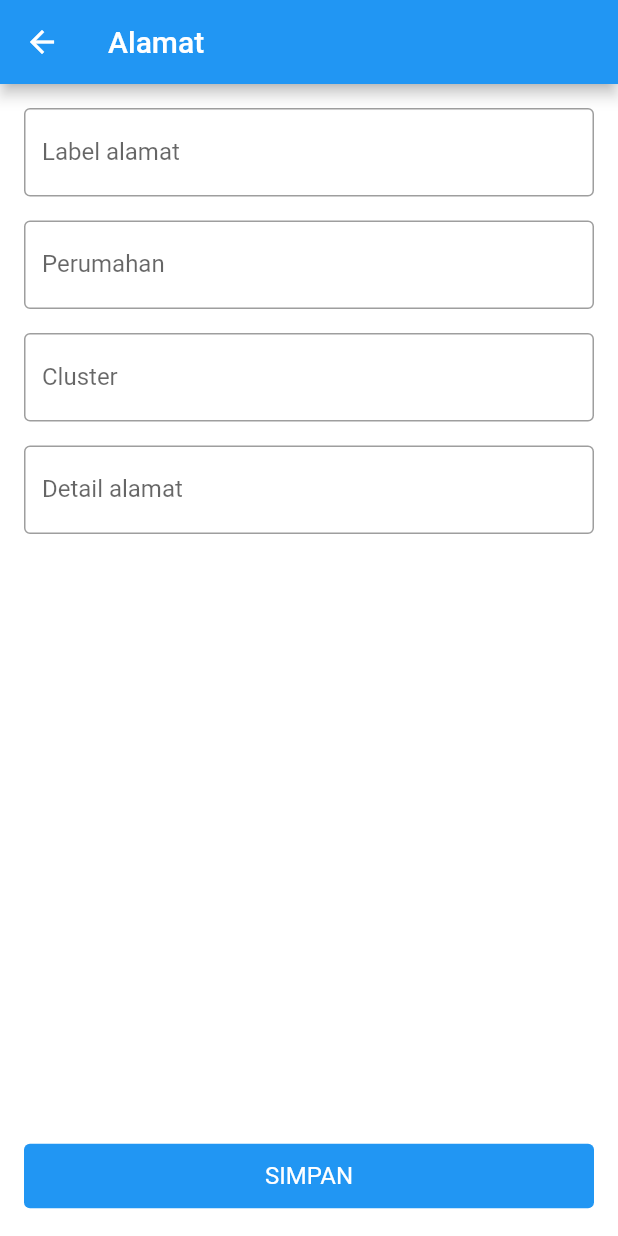
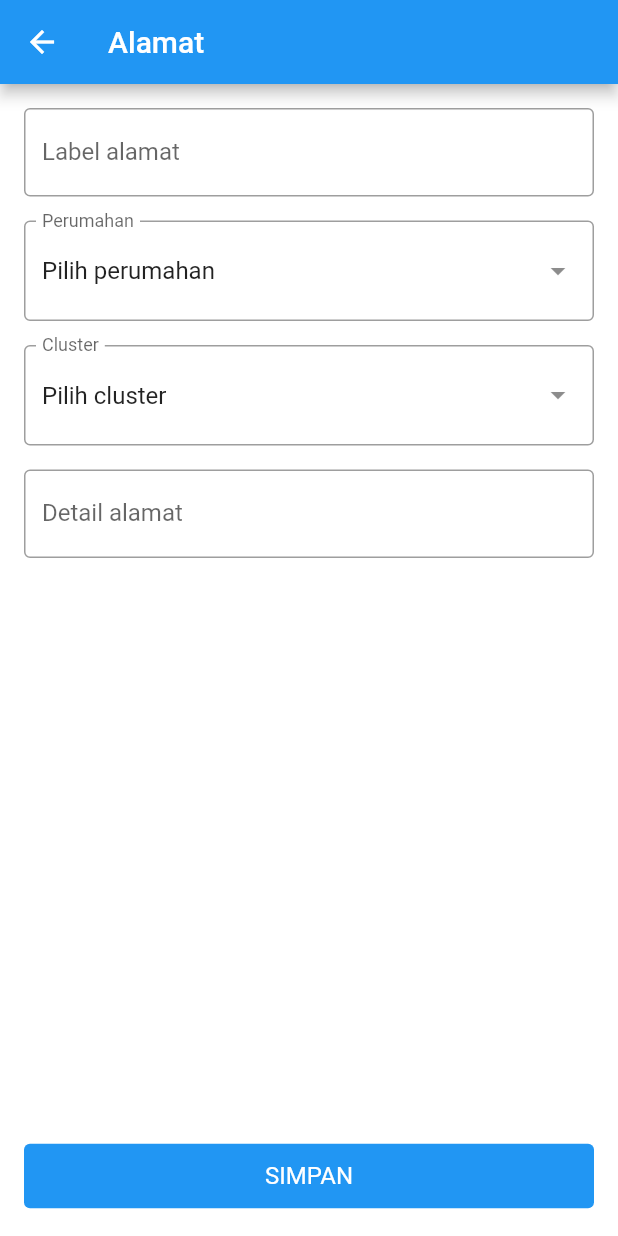
Before and after one commit to hafnisulun/apate-mobile-app, a Flutter app: the AddressScreen screen opened directly, on a phone screen of 412 x 824 dp. Run offline on Flutter 3.47's test engine with Material 2 defaults, Android fonts, the phone set to English and light mode, and no system bars; drawn by our look-alikes of dropdown_search; our stand-ins replace bloc, dio, equatable, flutter_bloc, flutter_secure_storage, formz and 2 more; accounts and stored records are empty.

Commit message:
Add session expired and address form

```diff
--- a/lib/bloc/merchants_state.dart
+++ b/lib/bloc/merchants_state.dart
@@ -2,6 +2,11 @@ part of 'merchants_bloc.dart';
 
 abstract class MerchantsState extends Equatable {
   const MerchantsState();
+}
+
+class MerchantsFetchUnauthorized extends MerchantsState {
+  @override
+  List<Object> get props => [];
 }
 
 class MerchantsFetchLoading extends MerchantsState {
--- /dev/null
+++ b/lib/data/models/residence.dart
@@ -0,0 +1,23 @@
+class Residence {
+  final String uuid;
+  final String name;
+
+  const Residence({
+    required this.uuid,
+    required this.name,
+  });
+
+  factory Residence.fromJson(Map<String, dynamic> json) {
+    return Residence(
+      uuid: json['uuid'],
+      name: json['name'],
+    );
+  }
+
+  Map<String, dynamic> toJson() {
+    final Map<String, dynamic> map = new Map<String, dynamic>();
+    map['uuid'] = this.uuid;
+    map['name'] = this.name;
+    return map;
+  }
+}
--- /dev/null
+++ b/lib/data/responses/clusters_response.dart
@@ -0,0 +1,31 @@
+import 'package:apate/data/models/cluster.dart';
+import 'package:apate/data/models/meta.dart';
+
+class ClustersResponse {
+  List<Cluster> data;
+  Meta? meta;
+
+  ClustersResponse({
+    required this.data,
+    this.meta,
+  });
+
+  factory ClustersResponse.fromJson(Map<String, dynamic> json) {
+    List<Cluster> data = new List.empty(growable: true);
+    if (json['data'] != null) {
+      json['data'].forEach((v) {
+        data.add(Cluster.fromJson(v));
+      });
+    }
+    return ClustersResponse(
+      data: data,
+    );
+  }
+
+  Map<String, dynamic> toJson() {
+    final Map<String, dynamic> map = new Map<String, dynamic>();
+    map['meta'] = this.meta;
+    map['data'] = this.data.map((v) => v.toJson()).toList();
+    return map;
+  }
+}
--- /dev/null
+++ b/lib/data/responses/residences_response.dart
@@ -0,0 +1,31 @@
+import 'package:apate/data/models/meta.dart';
+import 'package:apate/data/models/residence.dart';
+
+class ResidencesResponse {
+  List<Residence> data;
+  Meta? meta;
+
+  ResidencesResponse({
+    required this.data,
+    this.meta,
+  });
+
+  factory ResidencesResponse.fromJson(Map<String, dynamic> json) {
+    List<Residence> data = new List.empty(growable: true);
+    if (json['data'] != null) {
+      json['data'].forEach((v) {
+        data.add(Residence.fromJson(v));
+      });
+    }
+    return ResidencesResponse(
+      data: data,
+    );
+  }
+
+  Map<String, dynamic> toJson() {
+    final Map<String, dynamic> map = new Map<String, dynamic>();
+    map['meta'] = this.meta;
+    map['data'] = this.data.map((v) => v.toJson()).toList();
+    return map;
+  }
+}
--- a/lib/screens/account_screen.dart
+++ b/lib/screens/account_screen.dart
@@ -209,7 +209,7 @@ class LogOutButton extends StatelessWidget {
             ),
             TextButton(
               child: Text("KELUAR"),
-              onPressed: () => Auth.logout(context),
+              onPressed: () => Auth.logOut(context),
             ),
           ],
         );
--- a/lib/screens/address_screen.dart
+++ b/lib/screens/address_screen.dart
@@ -1,7 +1,13 @@
 import 'package:apate/bloc/cluster/cluster_bloc.dart';
 import 'package:apate/components/apt_flat_button.dart';
 import 'package:apate/data/models/address.dart';
+import 'package:apate/data/models/cluster.dart';
+import 'package:apate/data/models/residence.dart';
 import 'package:apate/data/repositories/cluster_repository.dart';
+import 'package:apate/data/repositories/residences_repository.dart';
+import 'package:apate/data/responses/clusters_response.dart';
+import 'package:apate/data/responses/residences_response.dart';
+import 'package:dropdown_search/dropdown_search.dart';
 import 'package:flutter/material.dart';
 import 'package:flutter_bloc/flutter_bloc.dart';
 
@@ -83,8 +89,8 @@ class AddressBody extends StatelessWidget {
                         crossAxisAlignment: CrossAxisAlignment.start,
                         children: [
                           AddressField(labelText: 'Label alamat'),
-                          AddressField(labelText: 'Perumahan'),
-                          AddressField(labelText: 'Cluster'),
+                          AddressResidenceField(),
+                          AddressClusterField(),
                           AddressField(labelText: 'Detail alamat'),
                         ],
                       );
@@ -98,6 +104,116 @@ class AddressBody extends StatelessWidget {
           ),
           AddressSubmitButton(),
         ],
+      ),
+    );
+  }
+}
+
+class AddressResidenceField extends StatelessWidget {
+  @override
+  Widget build(BuildContext context) {
+    return Padding(
+      padding: const EdgeInsets.only(bottom: 16),
+      child: DropdownSearch<Residence>(
+        mode: Mode.MENU,
+        showSelectedItems: true,
+        selectedItem: Residence(uuid: '', name: 'Pilih perumahan'),
+        compareFn: (item, selectedItem) => item?.uuid == selectedItem?.uuid,
+        dropdownSearchDecoration: InputDecoration(
+          border: OutlineInputBorder(),
+          labelText: 'Perumahan',
+          contentPadding: EdgeInsets.fromLTRB(12, 11, 0, 0),
+        ),
+        dropdownBuilder: _customDropdown,
+        popupItemBuilder: _customPopupItem,
+        onFind: (String? filter) async {
+          ResidencesResponse? res =
+              await ResidencesRepository().getResidences();
+          if (res != null) {
+            return res.data;
+          }
+          return List.empty();
+        },
+        onChanged: print,
+      ),
+    );
+  }
+
+  Widget _customDropdown(BuildContext context, Residence? item) {
+    if (item == null) {
+      return Container();
+    }
+
+    return Container(
+      child: ListTile(
+        contentPadding: EdgeInsets.all(0),
+        title: Text(item.name),
+      ),
+    );
+  }
+
+  Widget _customPopupItem(
+      BuildContext context, Residence? item, bool isSelected) {
+    return Container(
+      margin: EdgeInsets.symmetric(horizontal: 8),
+      child: ListTile(
+        selected: isSelected,
+        title: Text(item?.name ?? ''),
+      ),
+    );
+  }
+}
+
+class AddressClusterField extends StatelessWidget {
+  @override
+  Widget build(BuildContext context) {
+    return Padding(
+      padding: const EdgeInsets.only(bottom: 16),
+      child: DropdownSearch<Cluster>(
+        mode: Mode.MENU,
+        showSelectedItems: true,
+        selectedItem: Cluster(uuid: '', name: 'Pilih cluster'),
+        compareFn: (item, selectedItem) => item?.uuid == selectedItem?.uuid,
+        dropdownSearchDecoration: InputDecoration(
+          border: OutlineInputBorder(),
+          labelText: 'Cluster',
+          contentPadding: EdgeInsets.fromLTRB(12, 11, 0, 0),
+        ),
+        dropdownBuilder: _customDropdown,
+        popupItemBuilder: _customPopupItem,
+        onFind: (String? filter) async {
+          ClustersResponse? res =
+              await ClusterRepository().getClusters('asdsds');
+          if (res != null) {
+            return res.data;
+          }
+          return List.empty();
+        },
+        onChanged: print,
+      ),
+    );
+  }
+
+  Widget _customDropdown(BuildContext context, Cluster? item) {
+    if (item == null) {
+      return Container();
+    }
+
+    return Container(
+      child: ListTile(
+        contentPadding: EdgeInsets.all(0),
+        title: Text(item.name),
+      ),
+    );
+  }
+
+  Widget _customPopupItem(
+      BuildContext context, Cluster? item, bool isSelected) {
+    return Container(
+      margin: EdgeInsets.symmetric(horizontal: 8),
+      child: ListTile(
+        selected: isSelected,
+        title: Text(item?.name ?? ''),
       ),
     );
   }
--- a/lib/screens/merchant_screen.dart
+++ b/lib/screens/merchant_screen.dart
@@ -100,7 +100,7 @@ class _MerchantScrollViewState extends State<MerchantScrollView> {
     return BlocConsumer<ProductsBloc, ProductsState>(
       listener: (context, state) {
         if (state is ProductsFetchUnauthorized) {
-          Auth.logout(context);
+          Auth.logOut(context);
         } else if (state is ProductsFetchError) {
           ScaffoldMessenger.of(context).showSnackBar(
             SnackBar(
--- a/pubspec.yaml
+++ b/pubspec.yaml
@@ -22,6 +22,7 @@ environment:
 
 dependencies:
   dio: ^4.0.0
+  dropdown_search: ^2.0.1
   equatable: ^2.0.3
   flutter:
     sdk: flutter
```
Also changed, not shown: lib/bloc/address/address_bloc.dart (added, +44 -0 lines), lib/bloc/address/address_event.dart (added, +23 -0 lines), lib/bloc/address/address_state.dart (added, +32 -0 lines), lib/bloc/merchants_bloc.dart (+9 -2 lines), lib/components/session_expired_dialog.dart (added, +24 -0 lines), lib/data/inputs/residence_input.dart (added, +16 -0 lines), lib/data/repositories/cluster_repository.dart (+15 -0 lines), lib/data/repositories/login_repository.dart (+14 -9 lines), lib/data/repositories/merchants_repository.dart (+7 -10 lines), lib/data/repositories/residences_repository.dart (added, +24 -0 lines), lib/screens/shop_screen.dart (+31 -5 lines), lib/utils/auth.dart (+12 -3 lines), pubspec.lock.
